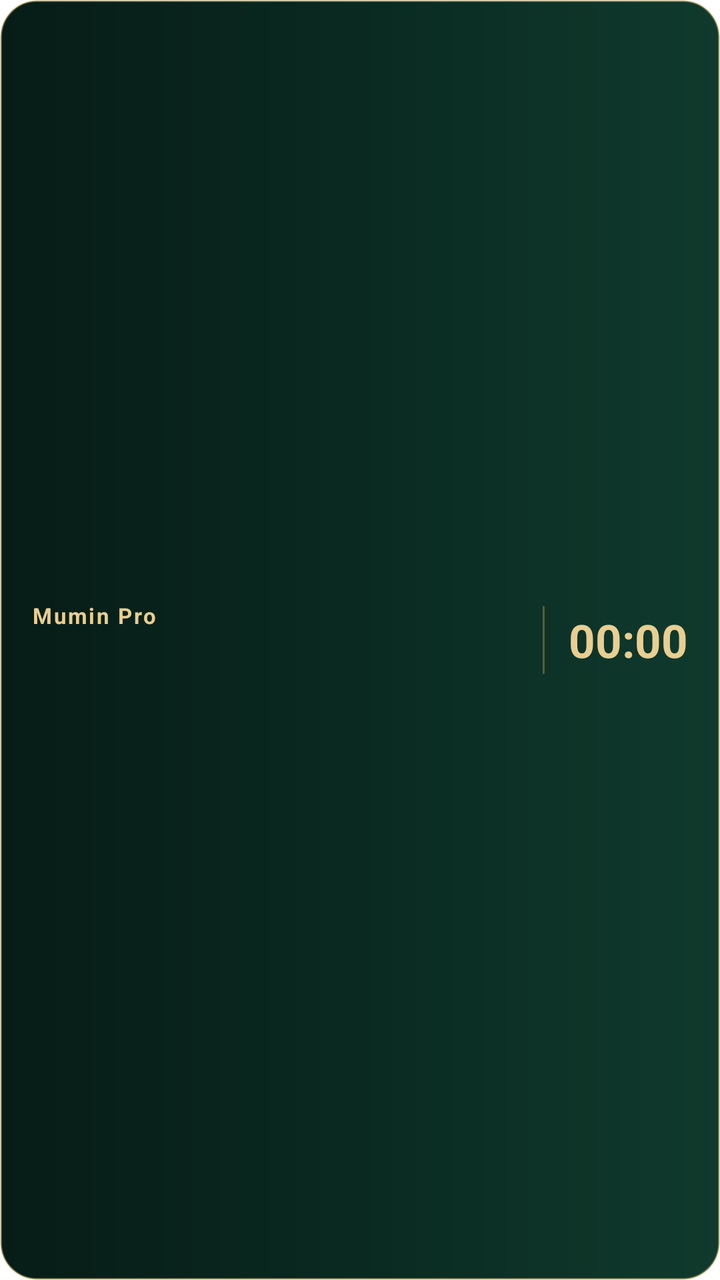
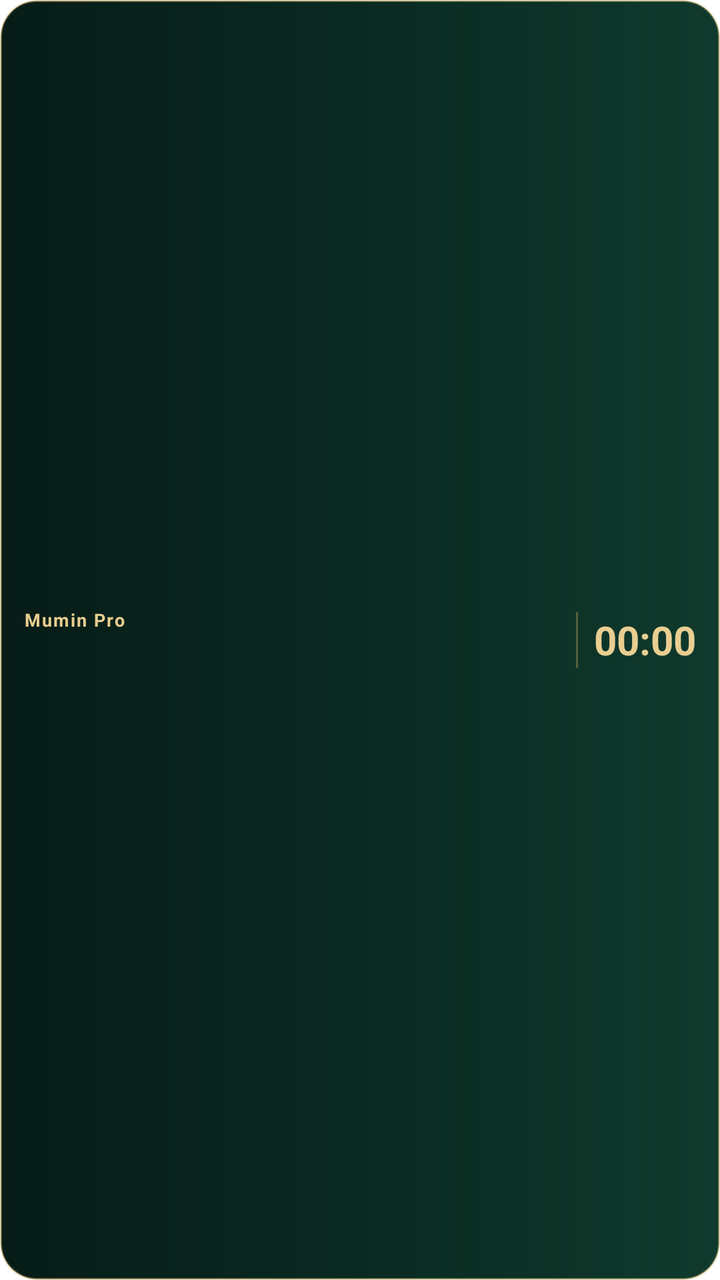

Compare the two renders of this Android layout. The source of the first and the diff that turns it into the second are given below.
<!-- AndroidManifest.xml: fallback theme Theme.MaterialComponents.DayNight.NoActionBar -->
<!-- res/layout/mumin_prayer_countdown_collapsed.xml -->
<?xml version="1.0" encoding="utf-8"?>
<LinearLayout xmlns:android="http://schemas.android.com/apk/res/android"
    android:layout_width="match_parent"
    android:layout_height="64dp"
    android:orientation="horizontal"
    android:gravity="center_vertical"
    android:paddingStart="16dp"
    android:paddingEnd="16dp"
    android:background="@drawable/mumin_countdown_notification_bg">

    <LinearLayout
        android:layout_width="0dp"
        android:layout_height="wrap_content"
        android:layout_weight="1"
        android:orientation="vertical"
        android:gravity="center_vertical">

        <TextView
            android:id="@+id/mumin_countdown_title"
            android:layout_width="match_parent"
            android:layout_height="wrap_content"
            android:text="Mumin Pro"
            android:textColor="#E8CE91"
            android:textSize="11sp"
            android:textStyle="bold"
            android:letterSpacing="0.08"
            android:maxLines="1"
            android:ellipsize="end" />

        <TextView
            android:id="@+id/mumin_countdown_prayer"
            android:layout_width="match_parent"
            android:layout_height="wrap_content"
            android:layout_marginTop="3dp"
            android:textColor="#FFFFFCF5"
            android:textSize="16sp"
            android:textStyle="bold"
            android:maxLines="1"
            android:ellipsize="end" />
    </LinearLayout>

    <View
        android:layout_width="1dp"
        android:layout_height="34dp"
        android:layout_marginStart="12dp"
        android:layout_marginEnd="12dp"
        android:background="#55D8B66A" />

    <Chronometer
        android:id="@+id/mumin_countdown_timer"
        android:layout_width="wrap_content"
        android:layout_height="wrap_content"
        android:format="%s"
        android:textColor="#E8CE91"
        android:textSize="23sp"
        android:textStyle="bold"
        android:fontFamily="sans"
        android:gravity="center"
        android:contentDescription="Time remaining until next prayer" />
</LinearLayout>
<!-- resources referenced by this layout -->
<resources>
  <!-- drawable mumin_countdown_notification_bg (drawable) -->
  <?xml version="1.0" encoding="utf-8"?>
  <shape xmlns:android="http://schemas.android.com/apk/res/android">
      <corners android:radius="18dp" />
      <gradient
          android:angle="0"
          android:startColor="#071C17"
          android:centerColor="#0A2A21"
          android:endColor="#103A2D"
          android:type="linear" />
      <stroke
          android:width="1dp"
          android:color="#66D8B66A" />
  </shape>
</resources>

<!-- the commit's change to res/layout/mumin_prayer_countdown_collapsed.xml (unified diff, before → after) -->
@@ -1,11 +1,11 @@
 <?xml version="1.0" encoding="utf-8"?>
 <LinearLayout xmlns:android="http://schemas.android.com/apk/res/android"
     android:layout_width="match_parent"
-    android:layout_height="64dp"
+    android:layout_height="48dp"
     android:orientation="horizontal"
     android:gravity="center_vertical"
-    android:paddingStart="16dp"
-    android:paddingEnd="16dp"
+    android:paddingStart="12dp"
+    android:paddingEnd="12dp"
     android:background="@drawable/mumin_countdown_notification_bg">
 
     <LinearLayout
@@ -21,7 +21,7 @@
             android:layout_height="wrap_content"
             android:text="Mumin Pro"
             android:textColor="#E8CE91"
-            android:textSize="11sp"
+            android:textSize="9sp"
             android:textStyle="bold"
             android:letterSpacing="0.08"
             android:maxLines="1"
@@ -31,9 +31,9 @@
             android:id="@+id/mumin_countdown_prayer"
             android:layout_width="match_parent"
             android:layout_height="wrap_content"
-            android:layout_marginTop="3dp"
+            android:layout_marginTop="1dp"
             android:textColor="#FFFFFCF5"
-            android:textSize="16sp"
+            android:textSize="14sp"
             android:textStyle="bold"
             android:maxLines="1"
             android:ellipsize="end" />
@@ -41,9 +41,9 @@
 
     <View
         android:layout_width="1dp"
-        android:layout_height="34dp"
-        android:layout_marginStart="12dp"
-        android:layout_marginEnd="12dp"
+        android:layout_height="28dp"
+        android:layout_marginStart="8dp"
+        android:layout_marginEnd="8dp"
         android:background="#55D8B66A" />
 
     <Chronometer
@@ -52,7 +52,7 @@
         android:layout_height="wrap_content"
         android:format="%s"
         android:textColor="#E8CE91"
-        android:textSize="23sp"
+        android:textSize="20sp"
         android:textStyle="bold"
         android:fontFamily="sans"
         android:gravity="center"
